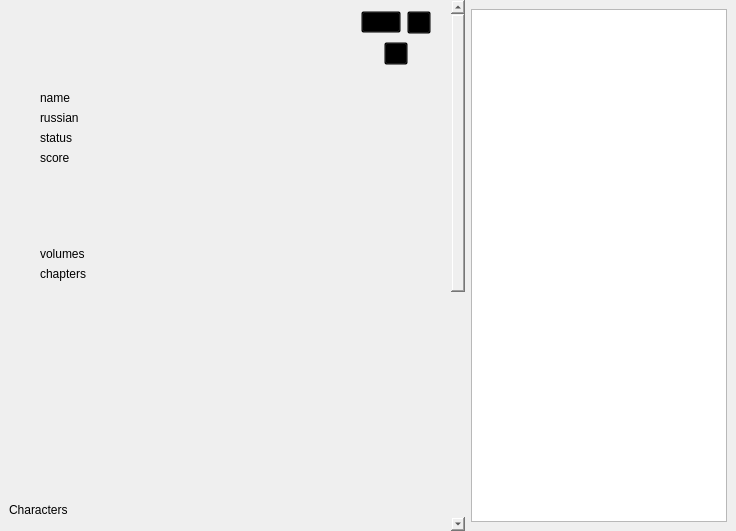
Old version of the form data/ui/widgets/info.ui in the repository brandonzorn/Nlight.
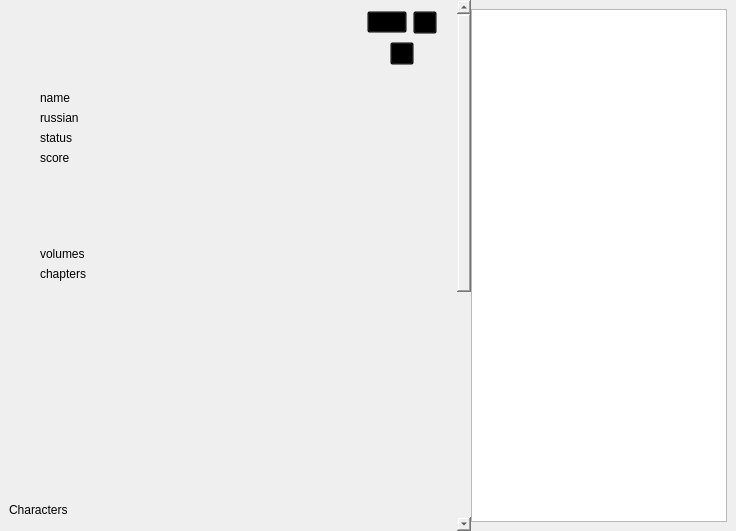
New version of the form. Custom widgets are drawn as their Qt base class.

Commit message: removed layout spacing

Diff of the .ui file:
```diff
--- a/data/ui/widgets/info.ui
+++ b/data/ui/widgets/info.ui
@@ -14,6 +14,9 @@
    <locale language="English" country="UnitedStates"/>
   </property>
   <layout class="QHBoxLayout" name="horizontalLayout_4">
+   <property name="spacing">
+    <number>0</number>
+   </property>
    <property name="leftMargin">
     <number>0</number>
    </property>
@@ -43,8 +46,8 @@
       <property name="geometry">
        <rect>
         <x>0</x>
-        <y>-265</y>
-        <width>448</width>
+        <y>0</y>
+        <width>454</width>
         <height>994</height>
        </rect>
       </property>
```
The commit also changes 1 other file.
